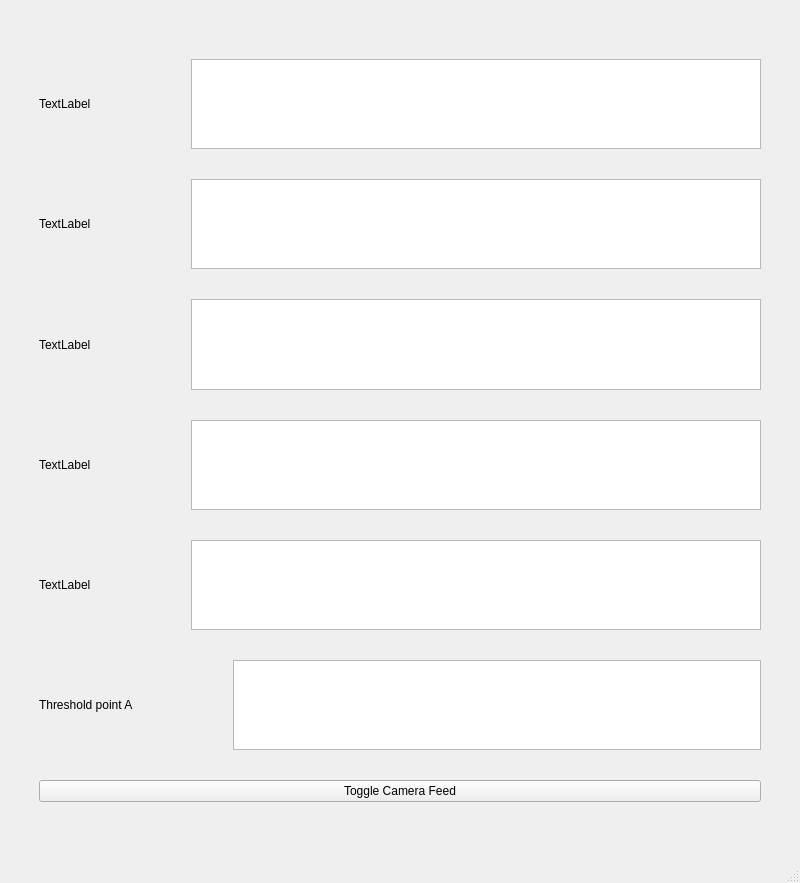
Qt form src/GUI/app.ui (TomiVidal99/BiromeVirtual) before a commit.
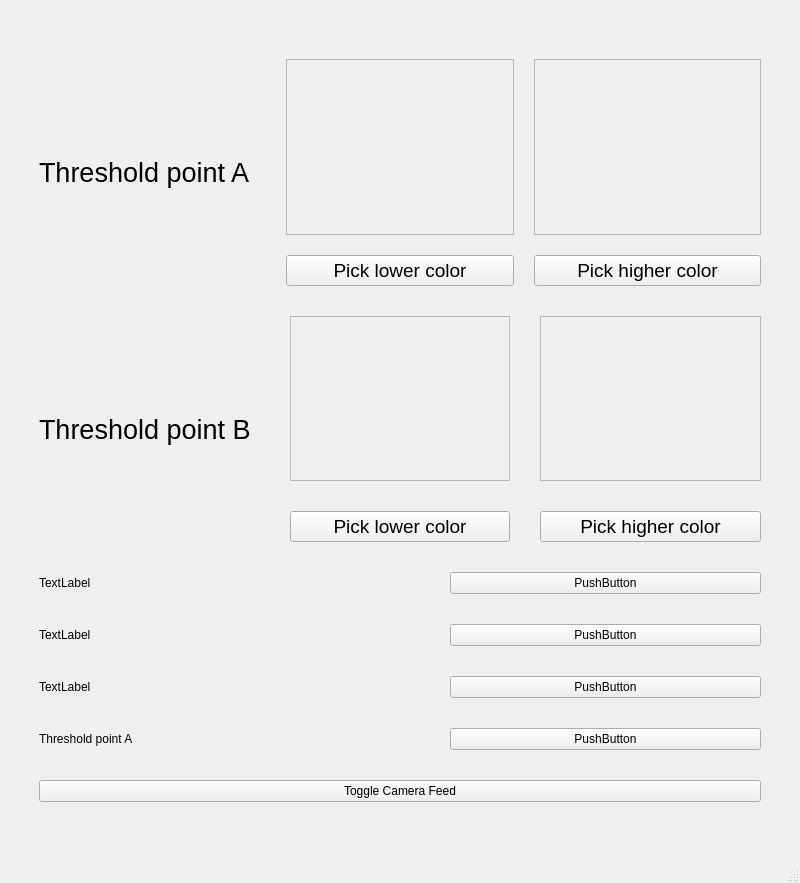
The same form after that commit.

Commit message: Got working basic color selection and saving the state of those colors

The edit to the form file:
```diff
--- a/src/GUI/app.ui
+++ b/src/GUI/app.ui
@@ -35,7 +35,7 @@
       <item>
        <layout class="QHBoxLayout" name="horizontalLayout_5">
         <property name="spacing">
-         <number>100</number>
+         <number>20</number>
         </property>
         <item>
          <widget class="QLabel" name="label_5">
@@ -45,50 +45,138 @@
             <height>0</height>
            </size>
           </property>
+          <property name="font">
+           <font>
+            <pointsize>20</pointsize>
+           </font>
+          </property>
           <property name="text">
-           <string>TextLabel</string>
+           <string>Threshold point A</string>
           </property>
          </widget>
         </item>
         <item>
-         <widget class="QTextEdit" name="textEdit_5">
-          <property name="maximumSize">
-           <size>
-            <width>8776767</width>
-            <height>16777215</height>
-           </size>
-          </property>
-          <property name="baseSize">
-           <size>
-            <width>1000</width>
-            <height>0</height>
-           </size>
-          </property>
-         </widget>
+         <layout class="QVBoxLayout" name="verticalLayout_3">
+          <item>
+           <widget class="QFrame" name="display_color_a_lower">
+            <property name="frameShape">
+             <enum>QFrame::StyledPanel</enum>
+            </property>
+            <property name="frameShadow">
+             <enum>QFrame::Raised</enum>
+            </property>
+           </widget>
+          </item>
+          <item>
+           <widget class="QPushButton" name="button_color_a_lower">
+            <property name="font">
+             <font>
+              <pointsize>14</pointsize>
+             </font>
+            </property>
+            <property name="text">
+             <string>Pick lower color</string>
+            </property>
+           </widget>
+          </item>
+         </layout>
+        </item>
+        <item>
+         <layout class="QVBoxLayout" name="verticalLayout_2">
+          <item>
+           <widget class="QFrame" name="display_color_a_higher">
+            <property name="frameShape">
+             <enum>QFrame::StyledPanel</enum>
+            </property>
+            <property name="frameShadow">
+             <enum>QFrame::Raised</enum>
+            </property>
+           </widget>
+          </item>
+          <item>
+           <widget class="QPushButton" name="button_color_a_higher">
+            <property name="font">
+             <font>
+              <pointsize>14</pointsize>
+             </font>
+            </property>
+            <property name="text">
+             <string>Pick higher color</string>
+            </property>
+           </widget>
+          </item>
+         </layout>
         </item>
        </layout>
       </item>
       <item>
        <layout class="QHBoxLayout" name="horizontalLayout_4">
         <property name="spacing">
-         <number>100</number>
+         <number>30</number>
         </property>
         <item>
          <widget class="QLabel" name="label_4">
+          <property name="font">
+           <font>
+            <pointsize>20</pointsize>
+           </font>
+          </property>
           <property name="text">
-           <string>TextLabel</string>
+           <string>Threshold point B</string>
           </property>
          </widget>
         </item>
         <item>
-         <widget class="QTextEdit" name="textEdit_4">
-          <property name="maximumSize">
-           <size>
-            <width>8776767</width>
-            <height>16777215</height>
-           </size>
-          </property>
-         </widget>
+         <layout class="QVBoxLayout" name="verticalLayout_5">
+          <item>
+           <widget class="QFrame" name="display_color_b_lower">
+            <property name="frameShape">
+             <enum>QFrame::StyledPanel</enum>
+            </property>
+            <property name="frameShadow">
+             <enum>QFrame::Raised</enum>
+            </property>
+           </widget>
+          </item>
+          <item>
+           <widget class="QPushButton" name="button_color_b_lower">
+            <property name="font">
+             <font>
+              <pointsize>14</pointsize>
+             </font>
+            </property>
+            <property name="text">
+             <string>Pick lower color</string>
+            </property>
+           </widget>
+          </item>
+         </layout>
+        </item>
+        <item>
+         <layout class="QVBoxLayout" name="verticalLayout_4">
+          <item>
+           <widget class="QFrame" name="display_color_b_higher">
+            <property name="frameShape">
+             <enum>QFrame::StyledPanel</enum>
+            </property>
+            <property name="frameShadow">
+             <enum>QFrame::Raised</enum>
+            </property>
+           </widget>
+          </item>
+          <item>
+           <widget class="QPushButton" name="button_color_b_higher">
+            <property name="font">
+             <font>
+              <pointsize>14</pointsize>
+             </font>
+            </property>
+            <property name="text">
+             <string>Pick higher color</string>
+            </property>
+           </widget>
+          </item>
+         </layout>
         </item>
        </layout>
       </item>
@@ -105,12 +193,9 @@
          </widget>
         </item>
         <item>
-         <widget class="QTextEdit" name="textEdit_3">
-          <property name="maximumSize">
-           <size>
-            <width>8776767</width>
-            <height>16777215</height>
-           </size>
+         <widget class="QPushButton" name="pushButton_2">
+          <property name="text">
+           <string>PushButton</string>
           </property>
          </widget>
         </item>
@@ -129,12 +214,9 @@
          </widget>
         </item>
         <item>
-         <widget class="QTextEdit" name="textEdit_2">
-          <property name="maximumSize">
-           <size>
-            <width>8776767</width>
-            <height>16777215</height>
-           </size>
+         <widget class="QPushButton" name="pushButton_3">
+          <property name="text">
+           <string>PushButton</string>
           </property>
          </widget>
         </item>
@@ -153,12 +235,9 @@
          </widget>
         </item>
         <item>
-         <widget class="QTextEdit" name="textEdit">
-          <property name="maximumSize">
-           <size>
-            <width>8776767</width>
-            <height>16777215</height>
-           </size>
+         <widget class="QPushButton" name="pushButton_4">
+          <property name="text">
+           <string>PushButton</string>
           </property>
          </widget>
         </item>
@@ -177,12 +256,9 @@
          </widget>
         </item>
         <item>
-         <widget class="QTextEdit" name="ThresholdAInput">
-          <property name="maximumSize">
-           <size>
-            <width>8776767</width>
-            <height>16777215</height>
-           </size>
+         <widget class="QPushButton" name="pushButton_5">
+          <property name="text">
+           <string>PushButton</string>
           </property>
          </widget>
         </item>
```
The commit also changes 8 other files.
